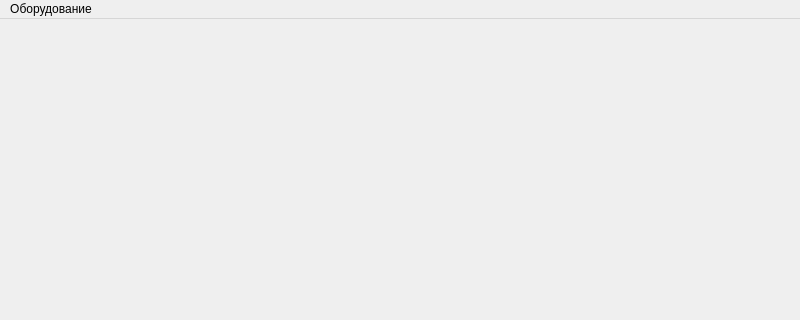
novikov-nsa/MTI_Kwork, file qml_forms/main.ui: the form before one commit; both pictures show x 0 to 800 and y 0 to 320 of the 800 by 600 pixel window.
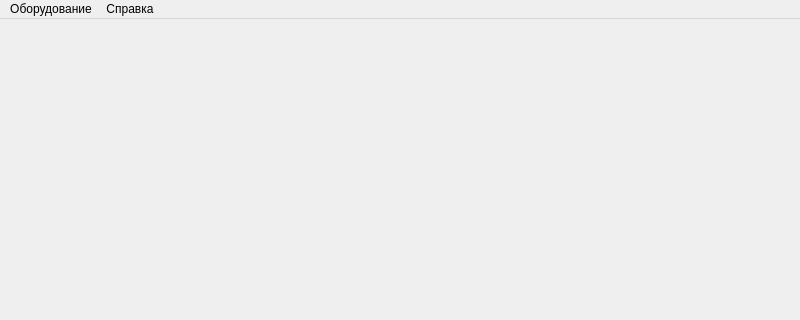
The form after the commit.

Commit message: Добавлен пункт меню, внесены комментарии в code_db.py

```diff
--- a/qml_forms/main.ui
+++ b/qml_forms/main.ui
@@ -20,7 +20,7 @@
      <x>0</x>
      <y>0</y>
      <width>800</width>
-     <height>31</height>
+     <height>21</height>
     </rect>
    </property>
    <widget class="QMenu" name="menu">
@@ -32,7 +32,14 @@
     <addaction name="separator"/>
     <addaction name="exit"/>
    </widget>
+   <widget class="QMenu" name="menu_about">
+    <property name="title">
+     <string>Справка</string>
+    </property>
+    <addaction name="action"/>
+   </widget>
    <addaction name="menu"/>
+   <addaction name="menu_about"/>
   </widget>
   <widget class="QStatusBar" name="statusbar"/>
   <action name="list_cards">
```
Left out of the diff: 5 changed lines with no effect on the pictures. The commit also changes 1 other file.
